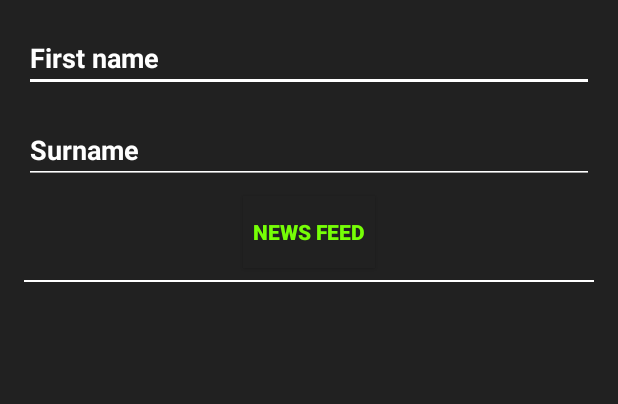
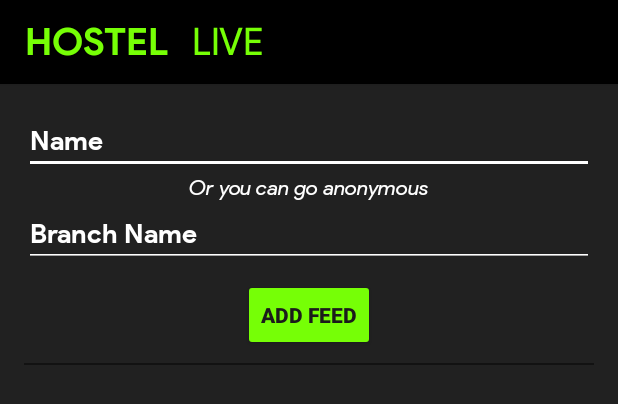
Before and after one commit to ThisIsNSH/Android-NITHub, an Android app: the layout announce.xml on its own in the app's theme, with its tools: preview values and no code run, on a phone screen of 412 x 824 dp. Shown: the top 404 px of the screen. Run offline under Robolectric (Android 15) with nearby library versions, the phone set to English and light mode, and no system bars.

Commit message:
hostel live

```diff
--- a/app/src/main/AndroidManifest.xml
+++ b/app/src/main/AndroidManifest.xml
@@ -15,12 +15,15 @@
         android:theme="@style/AppTheme"
         tools:replace="android:allowBackup">
         <activity android:name=".blocks"/>
-        <activity android:name=".hostels_name">
-
+        <activity android:name=".announce">
             <intent-filter>
                 <category android:name="android.intent.category.LAUNCHER"/>
                 <action android:name="android.intent.action.MAIN"/>
             </intent-filter>
+        </activity>
+        <activity android:name=".hostels_name">
+
+
         </activity>
         <activity android:name=".MainActivity"/>
         <activity android:name=".AttendanceActivity"/>
--- a/app/src/main/java/com/travis/myapplication/Adapters/ContactAdapter.java
+++ b/app/src/main/java/com/travis/myapplication/Adapters/ContactAdapter.java
@@ -10,7 +10,7 @@ import java.util.Calendar;
 import java.util.List;
 
 import com.travis.myapplication.Classes.ContactInfo;
-import androidstudioexamples.facebookfeed.R;
+import com.travis.myapplication.R;
 
 public class ContactAdapter extends RecyclerView.Adapter<ContactAdapter.ContactViewHolder> {
     private List<ContactInfo> contactList;
--- a/app/src/main/java/com/travis/myapplication/announce.java
+++ b/app/src/main/java/com/travis/myapplication/announce.java
@@ -1,5 +1,6 @@
 package com.travis.myapplication;
 
+import android.content.Intent;
 import android.support.v7.app.AlertDialog;
 
 import java.util.Calendar;
@@ -13,6 +14,7 @@ import android.view.LayoutInflater;
 import android.view.View;
 import android.widget.Button;
 import android.widget.EditText;
+import android.widget.LinearLayout;
 
 import java.util.ArrayList;
 import java.util.List;
@@ -42,15 +44,15 @@ public class announce extends AppCompatActivity implements Button.OnClickListene
         calendar = Calendar.getInstance();
 
         //Set the onclick listener for the 'post feed' button
-        feedButton = (Button) findViewById(R.id.postFeedButton);
-        feedButton.setOnClickListener(this);
+        //feedButton = (Button) findViewById(R.id.postFeedButton);
+        //feedButton.setOnClickListener(this);
 
         //Declares the view for your feed
         ContactInfo contactInfo = new ContactInfo();
 
         //Set the layout and the RecyclerView
         recList = (RecyclerView) findViewById(R.id.cardList);
-        LinearLayoutManager llm = new LinearLayoutManager(this);
+        LinearLayoutManager llm = new LinearLayoutManager(announce.this);
         llm.setOrientation(LinearLayoutManager.VERTICAL);
         recList.setLayoutManager(llm);
         ca = new ContactAdapter(list);
@@ -61,7 +63,7 @@ public class announce extends AppCompatActivity implements Button.OnClickListene
 
     //Method to open the dialog to post a feed
     private void openDialog(){
-        LayoutInflater inflater = LayoutInflater.from(MainActivity.this);
+        LayoutInflater inflater = LayoutInflater.from(announce.this);
         View subView = inflater.inflate(R.layout.dialog_layout, null);
         subEditText = (EditText)subView.findViewById(R.id.dialogEditText);
         surNameText = (EditText)findViewById(R.id.surNameEditText);
--- a/app/src/main/res/layout/announce.xml
+++ b/app/src/main/res/layout/announce.xml
@@ -3,27 +3,71 @@
     android:layout_width="match_parent"
     android:background="@color/background"
     android:layout_height="match_parent"
-    tools:context=".announce"
-    >
+    tools:context=".announce">
+    <android.support.v7.widget.Toolbar
+        android:id="@+id/my_toolbar"
+        android:layout_width="match_parent"
+        android:layout_height="?attr/actionBarSize"
+        style="@style/HeaderBar"
+
+        android:elevation="4dp">
+        <TextView
+            android:layout_width="wrap_content"
+            android:layout_marginRight="16dp"
+
+            android:layout_height="wrap_content"
+            android:text="Hostel"
+            android:textColor="#76ff06"
+            android:fontFamily="@font/psb"
+            android:textAllCaps="true"
+            android:textSize="25sp"
+            android:gravity="center"/>
+        <TextView
+            android:layout_width="wrap_content"
+            android:layout_marginRight="16dp"
+            android:layout_height="wrap_content"
+            android:text="live"
+            android:textColor="#76ff06"
+            android:fontFamily="@font/ps"
+            android:textAllCaps="true"
+            android:textSize="25sp"
+            android:gravity="center"/>
+    </android.support.v7.widget.Toolbar>
+
+
+
     <EditText
         android:id="@+id/nameEditText"
-        android:hint="@string/name"
+        android:hint="Name "
+        android:layout_below="@id/my_toolbar"
         android:layout_width="match_parent"
         android:layout_height="wrap_content"
-        android:layout_alignParentTop="true"
-        android:layout_alignParentStart="true"
-        android:layout_margin="16dp"
+
+android:layout_marginTop="16dp"
+        android:layout_marginLeft="16dp"
+        android:layout_marginRight="16dp"
         android:textColor="#fff"
+        android:fontFamily="@font/psb"
         android:textColorHint="#fff"
         android:backgroundTint="#fff"
         />
+    <TextView
+        android:layout_width="wrap_content"
+        android:layout_height="wrap_content"
+        android:fontFamily="@font/psi"
+        android:layout_centerHorizontal="true"
+        android:text="Or you can go anonymous"
+        android:textColor="#fff"
+        android:id="@+id/hint"
+        android:layout_below="@id/nameEditText"/>
 
     <EditText
         android:id="@+id/surNameEditText"
-        android:hint="@string/sur_name"
+        android:hint="Branch Name"
+        android:fontFamily="@font/psb"
         android:layout_width="match_parent"
         android:layout_height="wrap_content"
-        android:layout_below="@+id/nameEditText"
+        android:layout_below="@id/hint"
         android:layout_marginLeft="16dp"
         android:layout_marginRight="16dp"
         android:layout_marginBottom="8dp"
@@ -35,24 +79,24 @@
     <Button
         android:id="@+id/postFeedButton"
         android:layout_width="wrap_content"
-        android:background="@color/background"
         android:layout_marginBottom="8dp"
         android:layout_centerHorizontal="true"
-        android:text="@string/newsfeed"
-        android:textColor="#76ff06"
+        android:text="add feed"
+        android:backgroundTint="#76ff06"
+        android:textColor="@color/black"
         android:layout_height="wrap_content"
         android:layout_below="@id/surNameEditText"
         android:textStyle="bold"
         />
     <View
-        android:background="#fff"
+        android:background="#121212"
         android:layout_width="match_parent"
         android:layout_below="@id/postFeedButton"
         android:layout_height="1dp"
         android:id="@+id/baseline"
         android:layout_marginLeft="16dp"
-        android:layout_marginRight="16dp"
-        ></View>
+        android:layout_marginRight="16dp"/>
+
     <android.support.v7.widget.RecyclerView
         android:id="@+id/cardList"
         android:layout_below="@+id/baseline"
--- a/app/src/main/res/layout/card_layout.xml
+++ b/app/src/main/res/layout/card_layout.xml
@@ -2,6 +2,7 @@
     xmlns:card_view="http://schemas.android.com/apk/res-auto"
     xmlns:android="http://schemas.android.com/apk/res/android"
     android:id="@+id/card_view"
+
     android:layout_width="match_parent"
     android:layout_height="wrap_content"
     card_view:cardCornerRadius="4dp"
@@ -9,18 +10,18 @@
 
     <RelativeLayout
         android:layout_width="match_parent"
+        android:padding="16dp"
         android:layout_height="match_parent"
-        android:background="@color/background"
+        android:background="#fff"
         >
         <TextView
             android:id="@+id/name"
             android:layout_width="wrap_content"
             android:text="@string/name"
             android:layout_height="wrap_content"
-            android:layout_margin="16dp"
             android:textSize="24dp"
             android:fontFamily="psb"
-            android:textColor="#fff"
+            android:textColor="@color/black"
             />
 
         <TextView
@@ -28,93 +29,23 @@
             android:layout_width="wrap_content"
             android:text="@string/sur_name"
             android:layout_height="wrap_content"
-            android:layout_marginTop="16dp"
             android:textSize="24sp"
             android:layout_toRightOf="@+id/name"
-            android:fontFamily="psb"
-            android:textColor="#fff"
+            android:fontFamily="ps"
+            android:textColor="@color/black"
             />
         <TextView
             android:id="@+id/feedText"
             android:layout_width="wrap_content"
             android:layout_height="wrap_content"
             android:layout_marginLeft="16dp"
+            android:layout_marginTop="8dp"
             android:layout_marginRight="16dp"
             android:layout_below="@id/name"
             android:textColor="#fff"
             android:fontFamily="ps"
             />
 
-        <!--<View-->
-            <!--android:id="@+id/viewBottom"-->
-            <!--android:layout_width="match_parent"-->
-            <!--android:layout_height="1dp"-->
-            <!--android:layout_below="@+id/feedText"-->
-            <!--android:layout_marginLeft="10dp"-->
-            <!--android:layout_marginRight="10dp"-->
-            <!--android:layout_marginTop="10dp"-->
-            <!--android:background="@color/gray" />-->
 
-        <!--<ImageView-->
-            <!--android:id="@+id/likeButton"-->
-            <!--android:layout_width="wrap_content"-->
-            <!--android:layout_height="wrap_content"-->
-            <!--android:layout_below="@+id/viewBottom"-->
-            <!--android:layout_marginBottom="10dp"-->
-            <!--android:layout_marginLeft="10dp"-->
-            <!--android:layout_marginRight="10dp"-->
-            <!--android:layout_marginTop="10dp"-->
-            <!--android:src="@drawable/facebooklike_smaller" />-->
-
-        <!--<TextView-->
-            <!--android:id="@+id/likeView"-->
-            <!--android:layout_width="wrap_content"-->
-            <!--android:layout_height="wrap_content"-->
-            <!--android:layout_below="@+id/viewBottom"-->
-            <!--android:layout_marginTop="15dp"-->
-            <!--android:layout_toRightOf="@+id/likeButton"-->
-            <!--android:text="@string/like" />-->
-
-        <!--<ImageView-->
-            <!--android:id="@+id/commentButton"-->
-            <!--android:layout_width="wrap_content"-->
-            <!--android:layout_height="wrap_content"-->
-            <!--android:layout_below="@+id/viewBottom"-->
-            <!--android:layout_marginBottom="10dp"-->
-            <!--android:layout_marginLeft="30dp"-->
-            <!--android:layout_marginRight="10dp"-->
-            <!--android:layout_marginTop="10dp"-->
-            <!--android:layout_toRightOf="@+id/likeView"-->
-            <!--android:src="@drawable/commentfb" />-->
-
-        <!--<TextView-->
-            <!--android:id="@+id/commentView"-->
-            <!--android:layout_width="wrap_content"-->
-            <!--android:layout_height="wrap_content"-->
-            <!--android:layout_below="@+id/viewBottom"-->
-            <!--android:layout_marginTop="15dp"-->
-            <!--android:layout_toRightOf="@+id/commentButton"-->
-            <!--android:text="@string/comment" />-->
-
-        <!--<ImageView-->
-            <!--android:id="@+id/shareButton"-->
-            <!--android:layout_width="wrap_content"-->
-            <!--android:layout_height="wrap_content"-->
-            <!--android:layout_below="@+id/viewBottom"-->
-            <!--android:layout_marginBottom="10dp"-->
-            <!--android:layout_marginLeft="30dp"-->
-            <!--android:layout_marginRight="10dp"-->
-            <!--android:layout_marginTop="10dp"-->
-            <!--android:layout_toRightOf="@+id/commentView"-->
-            <!--android:src="@drawable/sharesmaller" />-->
-
-        <!--<TextView-->
-            <!--android:id="@+id/shareView"-->
-            <!--android:layout_width="wrap_content"-->
-            <!--android:layout_height="wrap_content"-->
-            <!--android:layout_below="@+id/viewBottom"-->
-            <!--android:layout_marginTop="15dp"-->
-            <!--android:layout_toRightOf="@+id/shareButton"-->
-            <!--android:text="@string/share" />-->
     </RelativeLayout>
 </android.support.v7.widget.CardView>
```
